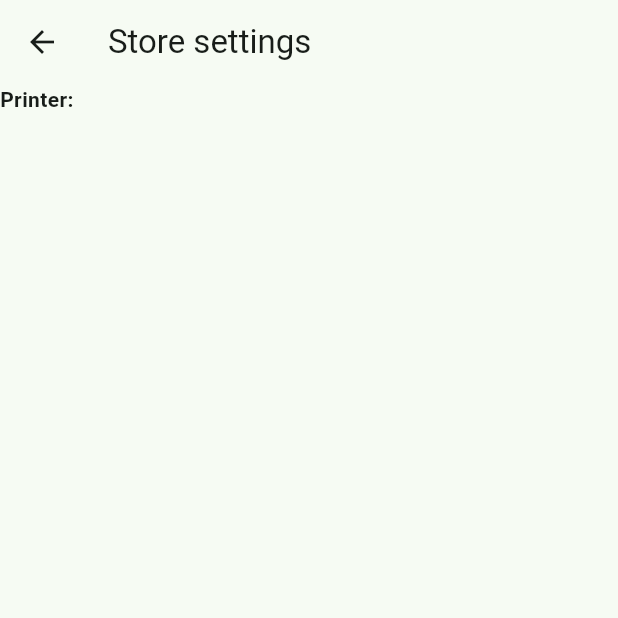
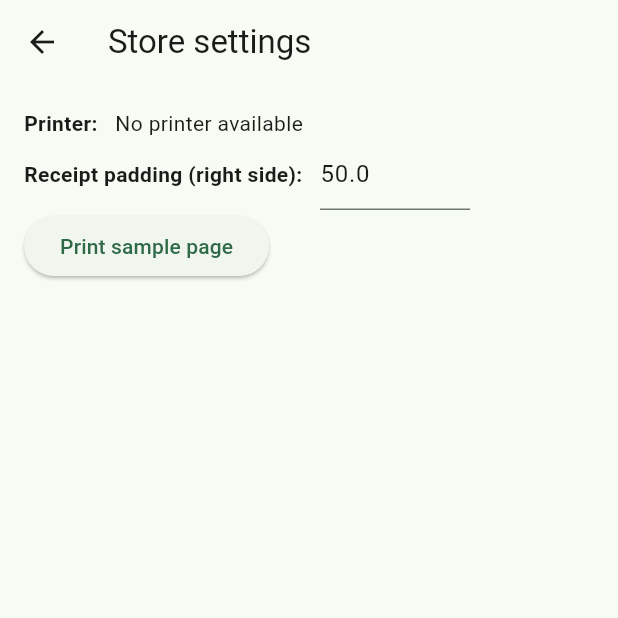
Before and after one commit to WorkWithAfridi/TRTOrderManagerPOS-Flutter, a Flutter app: the screen it shows after launch, in the side drawer, after a tap on "Store Settings", on a phone screen of 412 x 824 dp, the top half of it. Run offline on Flutter 3.47's test engine with Material 3 defaults, Android fonts, the phone set to English and light mode, and no system bars; our stand-ins replace audioplayers, cached_network_image, connectivity_plus, dio, flutter_svg, gap and 4 more; statements that could not run were skipped.

Commit message:
Updated settings page

```diff
--- a/lib/views/splash/splash_view.dart
+++ b/lib/views/splash/splash_view.dart
@@ -19,12 +19,8 @@ class _SplashScreenState extends State<SplashScreen> {
   void initState() {
     super.initState();
     // Navigate to DashboardView after 3 seconds
-    appSetup();
-  }
-
-  Future<void> appSetup() async {
     Get.find<ProductListController>().fetchAllProducts();
-    await Get.find<StoreController>().setupPrinter();
+    Get.find<StoreController>().setupPrinter();
     Get.find<StoreController>().getStoreDetails().then((_) {
       Timer(const Duration(seconds: 2), () {
         Navigator.pushReplacement(
--- a/lib/views/store_settings_view.dart
+++ b/lib/views/store_settings_view.dart
@@ -1,6 +1,8 @@
 import 'package:flutter/material.dart';
 import 'package:get/get.dart';
 import 'package:pdf_printer/controllers/store_controller.dart';
+import 'package:pdf_printer/service/printer_service.dart';
+import 'package:printing/printing.dart';
 
 class StoreSettingsView extends StatefulWidget {
   const StoreSettingsView({super.key});
@@ -12,10 +14,12 @@ class StoreSettingsView extends StatefulWidget {
 class _StoreSettingsViewState extends State<StoreSettingsView> {
   StoreController get controller => Get.find<StoreController>();
 
-  TextEditingController searchController = TextEditingController();
-
   @override
   Widget build(BuildContext context) {
+    TextEditingController paddingController = TextEditingController(
+      text: controller.receiptPadding.toString(),
+    );
+
     return Scaffold(
       appBar: AppBar(
         title: const Text('Store settings'),
@@ -27,20 +31,65 @@ class _StoreSettingsViewState extends State<StoreSettingsView> {
       body: GetBuilder<StoreController>(
         init: controller,
         builder: (_) {
-          return SizedBox(
+          return Container(
+            padding: const EdgeInsets.all(16),
             height: Get.height,
             width: Get.width,
-            child: const Column(
+            child: Column(
+              crossAxisAlignment: CrossAxisAlignment.start,
               children: [
                 Row(
+                  mainAxisAlignment: MainAxisAlignment.start,
                   children: [
-                    Text(
+                    const Text(
                       "Printer: ",
                       style: TextStyle(fontWeight: FontWeight.bold),
                     ),
-                    // Dropdown with a list of string,
-                    // when selected, should print the selected value
+                    const SizedBox(width: 8),
+                    controller.availablePrinter.isNotEmpty
+                        ? DropdownButton<Printer>(
+                            value: controller.selectedPrinter,
+                            hint: const Text("Select Printer"),
+                            items: controller.availablePrinter.map((Printer printer) {
+                              return DropdownMenuItem<Printer>(
+                                value: printer,
+                                child: Text("${printer.name} - ${printer.model}"),
+                              );
+                            }).toList(),
+                            onChanged: (Printer? newValue) {
+                              controller.selectedPrinter = newValue;
+                              controller.savePrinterSettings();
+                            },
+                          )
+                        : const Text("No printer available"),
                   ],
+                ),
+                Row(
+                  mainAxisAlignment: MainAxisAlignment.start,
+                  children: [
+                    const Text(
+                      "Receipt padding (right side): ",
+                      style: TextStyle(fontWeight: FontWeight.bold),
+                    ),
+                    const SizedBox(width: 8),
+                    SizedBox(
+                      width: 100,
+                      child: TextField(
+                        controller: paddingController,
+                        onChanged: (value) {
+                          controller.onPaddingUpdated(value);
+                        },
+                      ),
+                    ),
+                  ],
+                ),
+                ElevatedButton(
+                  onPressed: () {
+                    PrinterService().printSamplePage();
+                  },
+                  child: const Text(
+                    "Print sample page",
+                  ),
                 )
               ],
             ),
```
Also changed, not shown: lib/controllers/store_controller.dart (+28 -1 lines), lib/service/printer_service.dart (+125 -66 lines).
